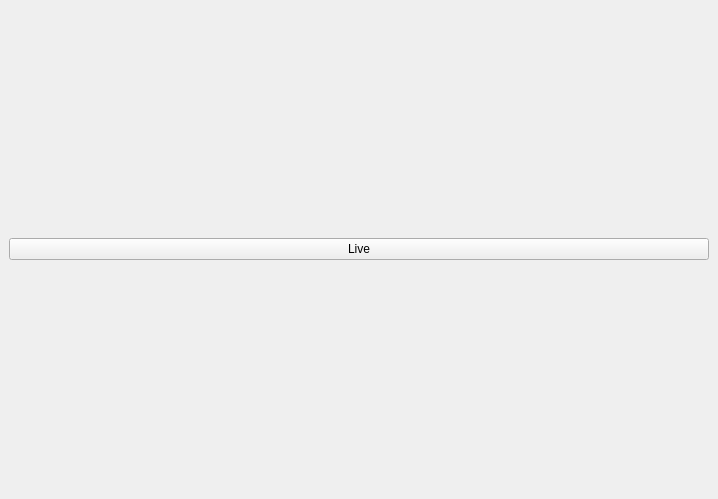
The window that resources/main_window.ui (Gluzix/Masters_Degree_Project) describes before a commit, drawn with Qt 5.
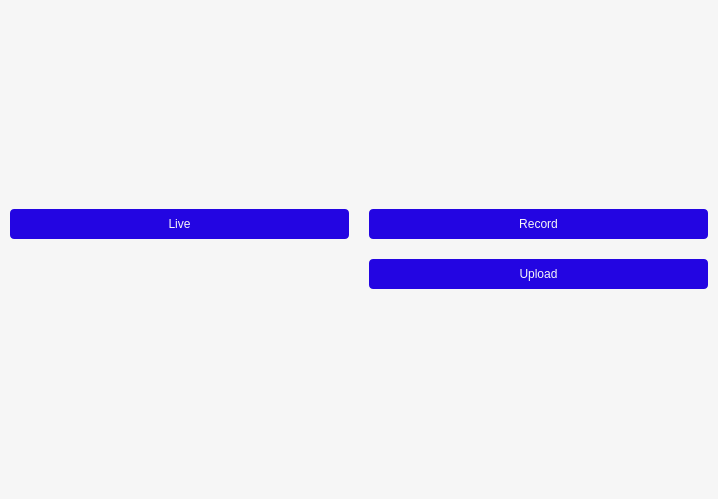
The same window after the commit.

The edit to the form file:
```diff
--- a/resources/main_window.ui
+++ b/resources/main_window.ui
@@ -13,17 +13,71 @@
   <property name="windowTitle">
    <string>MainWindow</string>
   </property>
-  <widget class="QWidget" name="centralwidget">
-   <layout class="QVBoxLayout" name="verticalLayout_2">
+  <property name="styleSheet">
+   <string notr="true">QWidget {
+background-color: #F6F6F6;
+color: #303030;
+border:none;
+}
+
+QMainWindow{
+background-color: #F6F6F6;
+}
+
+QPushButton {
+border:none;
+color: #F6F6F6;
+background-color:#2305E2;
+border-radius:4px;
+min-height:30px;
+margin:10px;
+}
+</string>
+  </property>
+  <widget class="QWidget" name="central_widget">
+   <layout class="QVBoxLayout" name="verticalLayout_2" stretch="1,0">
+    <property name="spacing">
+     <number>0</number>
+    </property>
+    <property name="leftMargin">
+     <number>0</number>
+    </property>
+    <property name="topMargin">
+     <number>0</number>
+    </property>
+    <property name="rightMargin">
+     <number>0</number>
+    </property>
+    <property name="bottomMargin">
+     <number>0</number>
+    </property>
     <item>
      <layout class="QVBoxLayout" name="mainLayout"/>
     </item>
     <item>
-     <widget class="QPushButton" name="livePushButton">
-      <property name="text">
-       <string>Live</string>
-      </property>
-     </widget>
+     <layout class="QGridLayout" name="button_layout">
+      <item row="0" column="1">
+       <widget class="QPushButton" name="record_button">
+        <property name="text">
+         <string>Record</string>
+        </property>
+       </widget>
+      </item>
+      <item row="0" column="0">
+       <widget class="QPushButton" name="live_button">
+        <property name="text">
+         <string>Live</string>
+        </property>
+       </widget>
+      </item>
+      <item row="1" column="1">
+       <widget class="QPushButton" name="upload_button">
+        <property name="text">
+         <string>Upload</string>
+        </property>
+       </widget>
+      </item>
+     </layout>
     </item>
    </layout>
   </widget>
```
Left out of the diff: 2 changed lines with no effect on the pictures.
